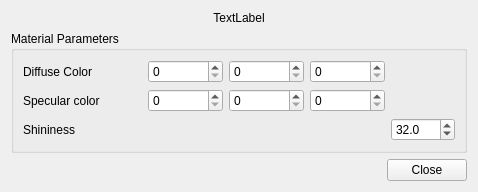
Qt form Applications/MainApplication/Gui/ui/MaterialEditor.ui (chemseddinehimeur/Radium-Engine) before a commit.
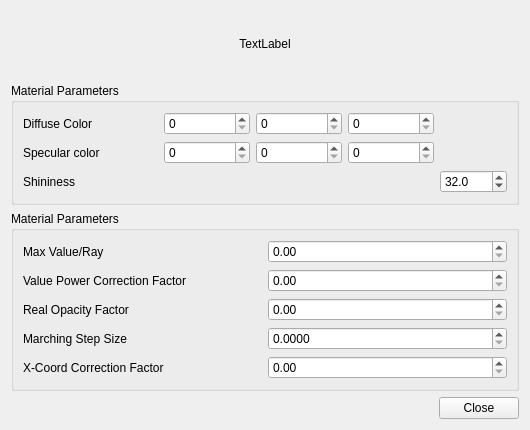
The same form after that commit. Custom widgets are drawn as their Qt base class.

Commit message:
Control RayMarching material parameters with uniforms
Add UI in Material Editor

Patch:
```diff
--- a/Applications/MainApplication/Gui/ui/MaterialEditor.ui
+++ b/Applications/MainApplication/Gui/ui/MaterialEditor.ui
@@ -6,8 +6,8 @@
    <rect>
     <x>0</x>
     <y>0</y>
-    <width>478</width>
-    <height>189</height>
+    <width>530</width>
+    <height>430</height>
    </rect>
   </property>
   <property name="sizePolicy">
@@ -20,26 +20,6 @@
    <string>Form</string>
   </property>
   <layout class="QGridLayout" name="gridLayout_2">
-   <item row="2" column="1">
-    <widget class="QPushButton" name="m_closeButton">
-     <property name="text">
-      <string>Close</string>
-     </property>
-    </widget>
-   </item>
-   <item row="2" column="0">
-    <spacer name="horizontalSpacer">
-     <property name="orientation">
-      <enum>Qt::Horizontal</enum>
-     </property>
-     <property name="sizeHint" stdset="0">
-      <size>
-       <width>40</width>
-       <height>20</height>
-      </size>
-     </property>
-    </spacer>
-   </item>
    <item row="1" column="0" colspan="2">
     <widget class="QGroupBox" name="m_BlinnPhongGroup">
      <property name="title">
@@ -145,6 +125,19 @@
      </layout>
     </widget>
    </item>
+   <item row="3" column="0">
+    <spacer name="horizontalSpacer">
+     <property name="orientation">
+      <enum>Qt::Horizontal</enum>
+     </property>
+     <property name="sizeHint" stdset="0">
+      <size>
+       <width>40</width>
+       <height>20</height>
+      </size>
+     </property>
+    </spacer>
+   </item>
    <item row="0" column="0" colspan="2">
     <widget class="QLabel" name="m_renderObjectName">
      <property name="text">
@@ -155,6 +148,92 @@
      </property>
     </widget>
    </item>
+   <item row="3" column="1">
+    <widget class="QPushButton" name="m_closeButton">
+     <property name="text">
+      <string>Close</string>
+     </property>
+    </widget>
+   </item>
+   <item row="2" column="0" colspan="2">
+    <widget class="QGroupBox" name="m_RayMarchingGroup">
+     <property name="title">
+      <string>Material Parameters</string>
+     </property>
+     <layout class="QGridLayout" name="gridLayout_3">
+      <item row="2" column="1">
+       <widget class="QDoubleSpinBox" name="m_raymarching_opacityFactor"/>
+      </item>
+      <item row="1" column="0">
+       <widget class="QLabel" name="label_5">
+        <property name="text">
+         <string>Value Power Correction Factor</string>
+        </property>
+        <property name="buddy">
+         <cstring>m_raymarching_powfactor</cstring>
+        </property>
+       </widget>
+      </item>
+      <item row="2" column="0">
+       <widget class="QLabel" name="label_7">
+        <property name="text">
+         <string>Real Opacity Factor</string>
+        </property>
+        <property name="buddy">
+         <cstring>m_raymarching_opacityFactor</cstring>
+        </property>
+       </widget>
+      </item>
+      <item row="3" column="1">
+       <widget class="QDoubleSpinBox" name="m_raymarching_stepsize">
+        <property name="decimals">
+         <number>4</number>
+        </property>
+       </widget>
+      </item>
+      <item row="3" column="0">
+       <widget class="QLabel" name="label_6">
+        <property name="text">
+         <string>Marching Step Size</string>
+        </property>
+        <property name="buddy">
+         <cstring>m_raymarching_stepsize</cstring>
+        </property>
+       </widget>
+      </item>
+      <item row="0" column="1">
+       <widget class="QDoubleSpinBox" name="m_raymarching_maxvalueray">
+        <property name="maximum">
+         <double>10000.000000000000000</double>
+        </property>
+       </widget>
+      </item>
+      <item row="0" column="0">
+       <widget class="QLabel" name="label_3">
+        <property name="text">
+         <string>Max Value/Ray</string>
+        </property>
+        <property name="buddy">
+         <cstring>m_raymarching_maxvalueray</cstring>
+        </property>
+       </widget>
+      </item>
+      <item row="1" column="1">
+       <widget class="QDoubleSpinBox" name="m_raymarching_powfactor"/>
+      </item>
+      <item row="4" column="0">
+       <widget class="QLabel" name="label_8">
+        <property name="text">
+         <string>X-Coord Correction Factor</string>
+        </property>
+       </widget>
+      </item>
+      <item row="4" column="1">
+       <widget class="QDoubleSpinBox" name="m_raymarching_xCoordFactor"/>
+      </item>
+     </layout>
+    </widget>
+   </item>
   </layout>
  </widget>
  <customwidgets>
```
Left out of the diff: 23 changed lines with no effect on the pictures. The commit also changes 5 other files.
